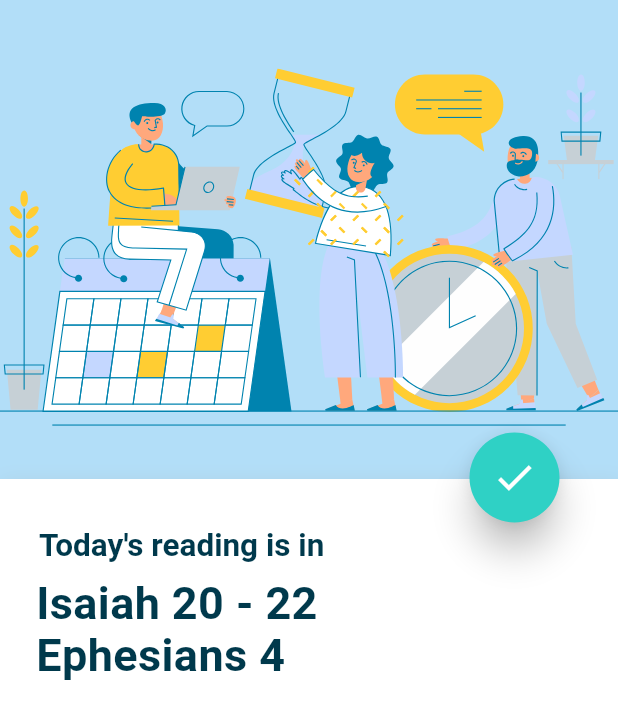
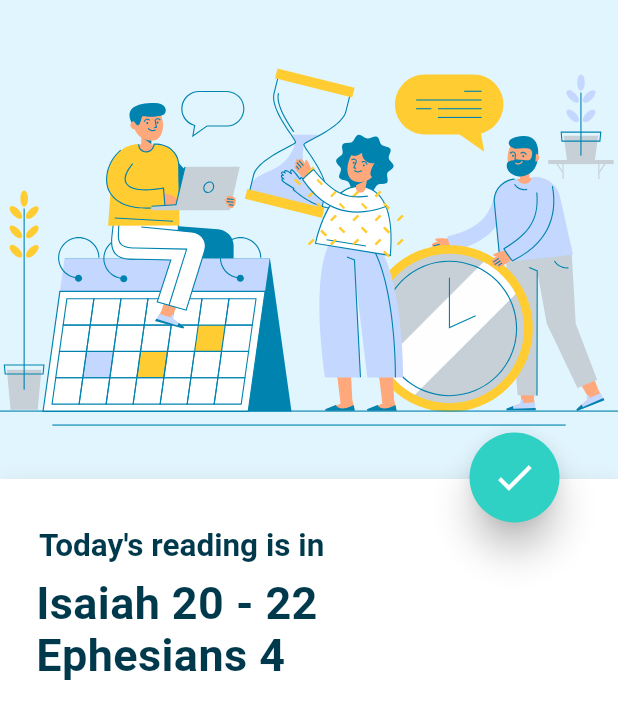
Before and after one commit to namaeconde/bible_yearly, a Flutter app: the screen it shows after launch, on a phone screen of 412 x 824 dp. Shown: the top 719 px of the screen. Run offline on Flutter 3.47's test engine with Material 2 defaults, Android fonts, the phone set to English and light mode, and no system bars; our stand-ins replace flutter_svg.

Commit message:
Update main background color

```diff
--- a/lib/app_theme.dart
+++ b/lib/app_theme.dart
@@ -3,7 +3,7 @@ import 'package:flutter/material.dart';
 class AppTheme {
   AppTheme._();
 
-  static const Color backgroundColor = Color(0xFFB2DEF8);
+  static const Color backgroundColor = Color(0xFFE1F5FE);
   static const Color buttonColor = Color(0xFF2FD1C5);
   static const Color textColor = Color(0xFF00394C);
   static const Color shadowColor = Color(0xFF3A5160);
```
